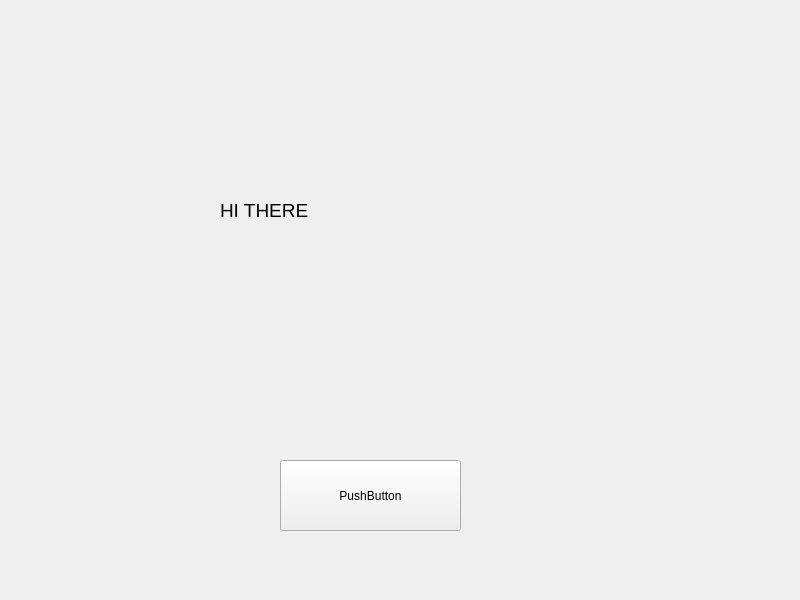
Old version of the form src/main/resources/base/main_window.ui in the repository FrancescoGalasso/file_watchdog.
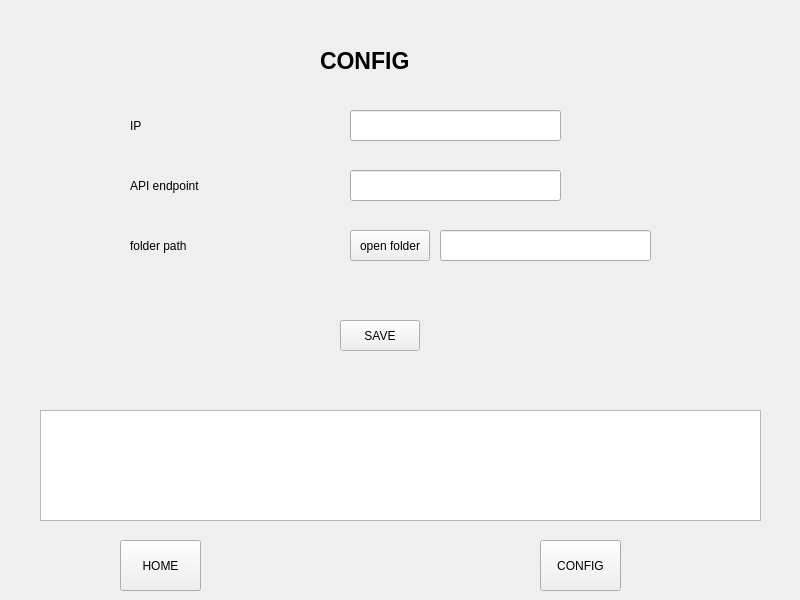
New version of the form. The open tabs and pages were chosen to show the change.

```diff
--- a/src/main/resources/base/main_window.ui
+++ b/src/main/resources/base/main_window.ui
@@ -13,37 +13,285 @@
   <property name="windowTitle">
    <string>MainWindow</string>
   </property>
-  <widget class="QWidget" name="centralwidget">
-   <widget class="QPushButton" name="pushButton">
+  <widget class="QWidget" name="main_window_container">
+   <widget class="QWidget" name="bottom_menuwidget" native="true">
     <property name="geometry">
      <rect>
-      <x>280</x>
-      <y>460</y>
-      <width>181</width>
-      <height>71</height>
+      <x>0</x>
+      <y>390</y>
+      <width>801</width>
+      <height>211</height>
      </rect>
     </property>
-    <property name="text">
-     <string>PushButton</string>
-    </property>
+    <widget class="QPushButton" name="btn_home">
+     <property name="geometry">
+      <rect>
+       <x>120</x>
+       <y>150</y>
+       <width>81</width>
+       <height>51</height>
+      </rect>
+     </property>
+     <property name="text">
+      <string>HOME</string>
+     </property>
+    </widget>
+    <widget class="QPushButton" name="btn_cfg">
+     <property name="geometry">
+      <rect>
+       <x>540</x>
+       <y>150</y>
+       <width>81</width>
+       <height>51</height>
+      </rect>
+     </property>
+     <property name="text">
+      <string>CONFIG</string>
+     </property>
+    </widget>
+    <widget class="QPlainTextEdit" name="ptext_edit_config">
+     <property name="geometry">
+      <rect>
+       <x>40</x>
+       <y>20</y>
+       <width>721</width>
+       <height>111</height>
+      </rect>
+     </property>
+     <property name="undoRedoEnabled">
+      <bool>false</bool>
+     </property>
+     <property name="readOnly">
+      <bool>true</bool>
+     </property>
+    </widget>
    </widget>
-   <widget class="QLabel" name="label">
+   <widget class="QStackedWidget" name="main_window_stack">
     <property name="geometry">
      <rect>
-      <x>220</x>
-      <y>150</y>
-      <width>281</width>
-      <height>121</height>
+      <x>0</x>
+      <y>0</y>
+      <width>801</width>
+      <height>391</height>
      </rect>
     </property>
-    <property name="font">
-     <font>
-      <pointsize>14</pointsize>
-     </font>
-    </property>
-    <property name="text">
-     <string>HI THERE</string>
-    </property>
+    <widget class="QWidget" name="home">
+     <widget class="QLabel" name="ip_valid_lbl">
+      <property name="geometry">
+       <rect>
+        <x>280</x>
+        <y>176</y>
+        <width>71</width>
+        <height>31</height>
+       </rect>
+      </property>
+      <property name="font">
+       <font>
+        <family>Noto Sans Adlam</family>
+        <pointsize>11</pointsize>
+        <weight>75</weight>
+        <bold>true</bold>
+       </font>
+      </property>
+      <property name="text">
+       <string>VALID IP</string>
+      </property>
+     </widget>
+     <widget class="QLabel" name="ip_reach_lbl">
+      <property name="geometry">
+       <rect>
+        <x>270</x>
+        <y>240</y>
+        <width>131</width>
+        <height>41</height>
+       </rect>
+      </property>
+      <property name="font">
+       <font>
+        <family>Noto Sans Adlam</family>
+        <pointsize>11</pointsize>
+        <weight>75</weight>
+        <bold>true</bold>
+       </font>
+      </property>
+      <property name="text">
+       <string>REACHABLE IP</string>
+      </property>
+     </widget>
+     <widget class="QLabel" name="title_lbl">
+      <property name="geometry">
+       <rect>
+        <x>280</x>
+        <y>20</y>
+        <width>261</width>
+        <height>61</height>
+       </rect>
+      </property>
+      <property name="font">
+       <font>
+        <family>Noto Sans Adlam</family>
+        <pointsize>19</pointsize>
+        <weight>75</weight>
+        <bold>true</bold>
+       </font>
+      </property>
+      <property name="text">
+       <string>FILE WATCHDOG</string>
+      </property>
+     </widget>
+     <widget class="QLabel" name="img_valid_ip">
+      <property name="geometry">
+       <rect>
+        <x>440</x>
+        <y>180</y>
+        <width>71</width>
+        <height>31</height>
+       </rect>
+      </property>
+      <property name="text">
+       <string>VALID IP</string>
+      </property>
+     </widget>
+     <widget class="QLabel" name="img_reach_lbl">
+      <property name="geometry">
+       <rect>
+        <x>440</x>
+        <y>245</y>
+        <width>71</width>
+        <height>31</height>
+       </rect>
+      </property>
+      <property name="text">
+       <string>VALID IP</string>
+      </property>
+     </widget>
+    </widget>
+    <widget class="QWidget" name="config">
+     <property name="enabled">
+      <bool>true</bool>
+     </property>
+     <widget class="QLabel" name="config_label">
+      <property name="geometry">
+       <rect>
+        <x>320</x>
+        <y>40</y>
+        <width>191</width>
+        <height>41</height>
+       </rect>
+      </property>
+      <property name="font">
+       <font>
+        <pointsize>17</pointsize>
+        <weight>75</weight>
+        <bold>true</bold>
+       </font>
+      </property>
+      <property name="text">
+       <string>CONFIG</string>
+      </property>
+     </widget>
+     <widget class="QLineEdit" name="qline_folder_path">
+      <property name="geometry">
+       <rect>
+        <x>440</x>
+        <y>230</y>
+        <width>211</width>
+        <height>31</height>
+       </rect>
+      </property>
+      <property name="readOnly">
+       <bool>true</bool>
+      </property>
+     </widget>
+     <widget class="QLabel" name="label">
+      <property name="geometry">
+       <rect>
+        <x>130</x>
+        <y>110</y>
+        <width>101</width>
+        <height>31</height>
+       </rect>
+      </property>
+      <property name="text">
+       <string>IP</string>
+      </property>
+     </widget>
+     <widget class="QPushButton" name="btn_save_cfg">
+      <property name="geometry">
+       <rect>
+        <x>340</x>
+        <y>320</y>
+        <width>80</width>
+        <height>31</height>
+       </rect>
+      </property>
+      <property name="text">
+       <string>SAVE</string>
+      </property>
+     </widget>
+     <widget class="QLabel" name="label_4">
+      <property name="geometry">
+       <rect>
+        <x>130</x>
+        <y>230</y>
+        <width>101</width>
+        <height>31</height>
+       </rect>
+      </property>
+      <property name="text">
+       <string>folder path</string>
+      </property>
+     </widget>
+     <widget class="QLabel" name="label_2">
+      <property name="geometry">
+       <rect>
+        <x>130</x>
+        <y>170</y>
+        <width>101</width>
+        <height>31</height>
+       </rect>
+      </property>
+      <property name="text">
+       <string>API endpoint</string>
+      </property>
+     </widget>
+     <widget class="QLineEdit" name="qline_api_endpoint">
+      <property name="geometry">
+       <rect>
+        <x>350</x>
+        <y>170</y>
+        <width>211</width>
+        <height>31</height>
+       </rect>
+      </property>
+      <property name="readOnly">
+       <bool>true</bool>
+      </property>
+     </widget>
+     <widget class="QPushButton" name="btn_open_folder_files">
+      <property name="geometry">
+       <rect>
+        <x>350</x>
+        <y>230</y>
+        <width>80</width>
+        <height>31</height>
+       </rect>
+      </property>
+      <property name="text">
+       <string>open folder</string>
+      </property>
+     </widget>
+     <widget class="QLineEdit" name="qline_ip">
+      <property name="geometry">
+       <rect>
+        <x>350</x>
+        <y>110</y>
+        <width>211</width>
+        <height>31</height>
+       </rect>
+      </property>
+     </widget>
+    </widget>
    </widget>
   </widget>
  </widget>
```
